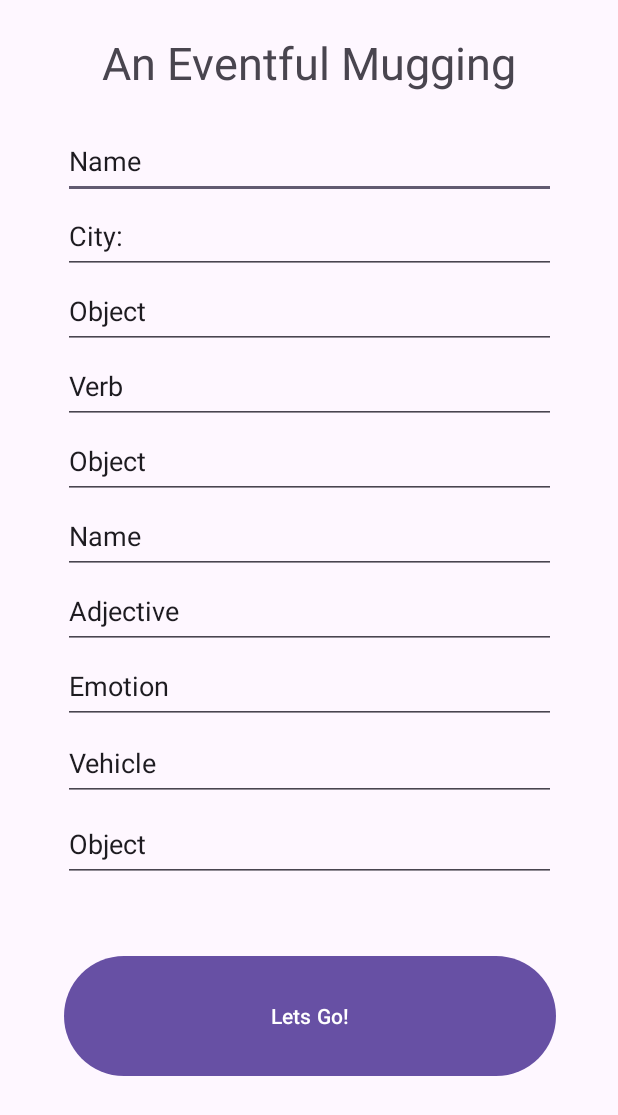
After one commit to ryantburke/PolytechnicMadLibs, an Android app: the MadLibMuggingActivity screen opened directly, with no data from a screen before it, on a phone screen of 412 x 824 dp. The commit adds this screen. Shown: the top 1115 px of the screen. Run offline under Robolectric (Android 15) with nearby library versions, the phone set to English and light mode, and no system bars; Roboto replaces fonts that are not available here.

Commit message:
initial commit

```diff
--- a/app/src/main/AndroidManifest.xml
+++ b/app/src/main/AndroidManifest.xml
@@ -47,6 +47,8 @@
         <activity android:name="com.poly.madlibs.MadLibBirthdayPartyDisplayActivity" />
         <activity android:name="com.poly.madlibs.MadLibJomandTerryActivity" />
         <activity android:name="com.poly.madlibs.MadLibJomandTerryDisplayActivity" />
+        <activity android:name="com.poly.madlibs.MadLibMuggingActivity" />
+        <activity android:name="com.poly.madlibs.MadLibMuggingDisplayActivity" />
 
         <meta-data
             android:name="preloaded_fonts"
--- a/app/src/main/java/com/poly/madlibs/ChooseMadlibsFragment.java
+++ b/app/src/main/java/com/poly/madlibs/ChooseMadlibsFragment.java
@@ -90,6 +90,7 @@ public class ChooseMadlibsFragment extends Fragment {
         madLibsList.add(new ModelMadLib("Fooding","Jovanni Trujillo", new MadLibFoodingActivity(), R.drawable.fooding_image));
         madLibsList.add(new ModelMadLib("The Birthday Party","Kevin Guzman", new MadLibBirthdayPartyActivity(), R.drawable.birthdayparty_image));
         madLibsList.add(new ModelMadLib("Steve's Dream","Steve Marquez", new MadLibStevesDreamActivity(), R.drawable.stevesdream_image));
+        madLibsList.add(new ModelMadLib("An Eventful Mugging","Jacob Congolino", new MadLibMuggingActivity(), R.drawable.mugging_image2));
 
         //set adapter
         MadLibs_RecyclerViewAdapter adapter = new MadLibs_RecyclerViewAdapter(context, madLibsList);
--- /dev/null
+++ b/app/src/main/java/com/poly/madlibs/MadLibMuggingActivity.java
@@ -0,0 +1,89 @@
+package com.poly.madlibs;
+
+import android.content.Intent;
+import android.os.Bundle;
+import android.view.View;
+import android.widget.Button;
+import android.widget.EditText;
+
+import androidx.appcompat.app.AppCompatActivity;
+
+public class MadLibMuggingActivity extends AppCompatActivity {
+
+
+    Button btnNextPage;
+    private EditText etName;
+
+    private EditText etCity;
+
+    private EditText etObject;
+
+    private EditText etVerb;
+
+    private EditText etObject2;
+
+    private EditText etName2;
+
+    private EditText etAdjective;
+
+    private EditText etEmotion;
+
+    private EditText etVehicle;
+
+    private EditText etObject3;
+
+
+
+
+    @Override
+    protected void onCreate(Bundle savedInstanceState){
+        super.onCreate(savedInstanceState);
+        setContentView(R.layout.madlib_mugging);
+
+        etName = findViewById(R.id.et_name);
+        etCity = findViewById(R.id.et_city);
+        etObject = findViewById(R.id.et_object);
+        etVerb = findViewById(R.id.et_verb);
+        etObject2 = findViewById(R.id.et_object2);
+        etName2 = findViewById(R.id.et_name2);
+        etAdjective = findViewById(R.id.et_adjective);
+        etEmotion = findViewById(R.id.et_emotion);
+        etVehicle = findViewById(R.id.et_vehicle);
+        etObject3 = findViewById(R.id.et_object3);
+
+
+
+        btnNextPage = findViewById(R.id.btn_nextpage);
+
+
+
+        Intent intentDisplay = new Intent(MadLibMuggingActivity.this, MadLibMuggingDisplayActivity.class);
+
+
+
+
+         btnNextPage.setOnClickListener(new View.OnClickListener() {
+            @Override
+            public void onClick(View v){
+                String story = "";
+                story += "\nOn a fateful day in " + etCity.getText() + " " + etName.getText() + " was walking down the street, when all of a sudden, " + etName2.getText() + " " + etVerb.getText();
+                story += "\ns out from the bushes with a " + etObject.getText() + ". Hand over the " + etObject2.getText() + " and nobody gets hurt. Hesitantly, " +  etName.getText() + " hands over their coveted ";
+                story += "\n" + etObject2.getText() + ". With " +  etName2.getText() +"'s new " + etObject2.getText() + " in hand, they attack " +  etName.getText() + "anyways. As they are blacking out they see ";
+                story += "\n" + etName2.getText() + "escaping in a " + etAdjective.getText() + " " + etVehicle.getText() + ". When " +  etName.getText() + "awakens, they are left " + etEmotion.getText();
+                story += "\nas they realize they had been left with only a " + etObject3.getText() + "to their name." + "\nThe End";
+
+
+
+
+                intentDisplay.putExtra("story",story);
+                startActivity(intentDisplay);
+
+
+            }
+
+
+        });
+
+
+    }
+}
--- /dev/null
+++ b/app/src/main/java/com/poly/madlibs/MadLibMuggingDisplayActivity.java
@@ -0,0 +1,29 @@
+package com.poly.madlibs;
+
+import android.annotation.SuppressLint;
+import android.content.Intent;
+import android.os.Bundle;
+import android.widget.TextView;
+
+import androidx.appcompat.app.AppCompatActivity;
+
+public class MadLibMuggingDisplayActivity extends AppCompatActivity {
+
+    private TextView tvStory;
+    @SuppressLint("MissingInflatedId")
+    @Override
+    protected void onCreate(Bundle savedInstanceState) {
+        super.onCreate(savedInstanceState);
+        setContentView(R.layout.madlib_mugging_display);
+
+        tvStory = findViewById(R.id.tv_story);
+
+        Intent intent = getIntent();
+
+        String story = intent.getStringExtra("story");
+
+        tvStory.setText(story);
+
+
+    }
+}
--- /dev/null
+++ b/app/src/main/res/layout/madlib_mugging.xml
@@ -0,0 +1,191 @@
+<?xml version="1.0" encoding="utf-8"?>
+<androidx.constraintlayout.widget.ConstraintLayout xmlns:android="http://schemas.android.com/apk/res/android"
+    xmlns:app="http://schemas.android.com/apk/res-auto"
+    xmlns:tools="http://schemas.android.com/tools"
+    android:layout_width="match_parent"
+    android:layout_height="match_parent"
+    tools:context=".MadLibMuggingActivity">
+
+    <androidx.constraintlayout.widget.Guideline
+        android:id="@+id/guideline2"
+        android:layout_width="wrap_content"
+        android:layout_height="wrap_content"
+        android:orientation="horizontal"
+        app:layout_constraintGuide_percent="0.93" />
+
+    <androidx.constraintlayout.widget.Guideline
+        android:id="@+id/guideline3"
+        android:layout_width="wrap_content"
+        android:layout_height="wrap_content"
+        android:orientation="horizontal"
+        app:layout_constraintGuide_percent="0.1" />
+
+    <androidx.constraintlayout.widget.Guideline
+        android:id="@+id/guideline4"
+        android:layout_width="wrap_content"
+        android:layout_height="wrap_content"
+        android:orientation="vertical"
+        app:layout_constraintGuide_percent="0.10218978" />
+
+    <androidx.constraintlayout.widget.Guideline
+        android:id="@+id/guideline5"
+        android:layout_width="wrap_content"
+        android:layout_height="wrap_content"
+        android:orientation="vertical"
+        app:layout_constraintGuide_percent="0.9" />
+
+    <LinearLayout
+        android:layout_width="0dp"
+        android:layout_height="0dp"
+        android:orientation="vertical"
+        app:layout_constraintBottom_toTopOf="@+id/guideline2"
+        app:layout_constraintEnd_toStartOf="@+id/guideline5"
+        app:layout_constraintHorizontal_bias="0.0"
+        app:layout_constraintStart_toStartOf="@+id/guideline4"
+        app:layout_constraintTop_toTopOf="@+id/guideline3"
+        app:layout_constraintVertical_bias="0.0">
+
+        <androidx.constraintlayout.widget.ConstraintLayout
+            android:layout_width="match_parent"
+            android:layout_height="match_parent">
+
+            <EditText
+                android:id="@+id/et_name"
+                android:layout_width="0dp"
+                android:layout_height="50dp"
+                android:ems="10"
+                android:inputType="text"
+                android:text="Name"
+
+                app:layout_constraintEnd_toEndOf="parent"
+                app:layout_constraintHorizontal_bias="0.0"
+                app:layout_constraintStart_toStartOf="parent"
+                app:layout_constraintTop_toTopOf="parent" />
+
+            <EditText
+                android:id="@+id/et_city"
+                android:layout_width="0dp"
+                android:layout_height="50dp"
+                android:ems="10"
+                android:inputType="text"
+                android:text="City:"
+                app:layout_constraintEnd_toEndOf="parent"
+                app:layout_constraintStart_toStartOf="parent"
+                app:layout_constraintTop_toBottomOf="@+id/et_name" />
+
+            <EditText
+                android:id="@+id/et_verb"
+                android:layout_width="0dp"
+                android:layout_height="50dp"
+                android:ems="10"
+                android:inputType="text"
+                android:text="Verb"
+                app:layout_constraintEnd_toEndOf="parent"
+                app:layout_constraintStart_toStartOf="parent"
+                app:layout_constraintTop_toBottomOf="@+id/et_object" />
+
+            <EditText
+                android:id="@+id/et_object2"
+                android:layout_width="0dp"
+                android:layout_height="50dp"
+                android:ems="10"
+                android:inputType="text"
+                android:text="Object"
+                app:layout_constraintEnd_toEndOf="parent"
+                app:layout_constraintStart_toStartOf="parent"
+                app:layout_constraintTop_toBottomOf="@+id/et_verb" />
+
+            <EditText
+                android:id="@+id/et_object"
+                android:layout_width="0dp"
+                android:layout_height="50dp"
+                android:ems="10"
+                android:inputType="text"
+                android:text="Object"
+                app:layout_constraintEnd_toEndOf="parent"
+                app:layout_constraintStart_toStartOf="parent"
+                app:layout_constraintTop_toBottomOf="@+id/et_city" />
+
+            <EditText
+                android:id="@+id/et_name2"
+                android:layout_width="0dp"
+                android:layout_height="50dp"
+                android:ems="10"
+                android:inputType="text"
+                android:text="Name"
+                app:layout_constraintEnd_toEndOf="parent"
+                app:layout_constraintStart_toStartOf="parent"
+                app:layout_constraintTop_toBottomOf="@+id/et_object2" />
+
+            <EditText
+                android:id="@+id/et_vehicle"
+                android:layout_width="0dp"
+                android:layout_height="50dp"
+                android:layout_marginTop="1dp"
+                android:ems="10"
+                android:inputType="text"
+                android:text="Vehicle"
+                app:layout_constraintEnd_toEndOf="parent"
+                app:layout_constraintStart_toStartOf="parent"
+                app:layout_constraintTop_toBottomOf="@+id/et_emotion" />
+
+            <EditText
+                android:id="@+id/et_adjective"
+                android:layout_width="0dp"
+                android:layout_height="50dp"
+                android:ems="10"
+                android:inputType="text"
+                android:text="Adjective"
+                app:layout_constraintEnd_toEndOf="parent"
+                app:layout_constraintStart_toStartOf="parent"
+                app:layout_constraintTop_toBottomOf="@+id/et_name2" />
+
+            <EditText
+                android:id="@+id/et_emotion"
+                android:layout_width="0dp"
+                android:layout_height="50dp"
+                android:ems="10"
+                android:inputType="text"
+                android:text="Emotion"
+                app:layout_constraintEnd_toEndOf="parent"
+                app:layout_constraintStart_toStartOf="parent"
+                app:layout_constraintTop_toBottomOf="@+id/et_adjective" />
+
+            <Button
+                android:id="@+id/btn_nextpage"
+                android:layout_width="328dp"
+                android:layout_height="88dp"
+                android:text="Lets Go!"
+                app:layout_constraintBottom_toBottomOf="parent"
+                app:layout_constraintEnd_toEndOf="parent"
+                app:layout_constraintHorizontal_bias="1.0"
+                app:layout_constraintStart_toStartOf="parent"
+                app:layout_constraintTop_toBottomOf="@+id/et_object3" />
+
+            <EditText
+                android:id="@+id/et_object3"
+                android:layout_width="0dp"
+                android:layout_height="50dp"
+                android:layout_marginTop="4dp"
+                android:ems="10"
+                android:inputType="text"
+                android:text="Object"
+                app:layout_constraintEnd_toEndOf="parent"
+                app:layout_constraintStart_toStartOf="parent"
+                app:layout_constraintTop_toBottomOf="@+id/et_vehicle" />
+
+        </androidx.constraintlayout.widget.ConstraintLayout>
+    </LinearLayout>
+
+    <TextView
+        android:id="@+id/textView7"
+        android:layout_width="wrap_content"
+        android:layout_height="wrap_content"
+        android:text="An Eventful Mugging"
+        android:textSize="30sp"
+        app:layout_constraintBottom_toTopOf="@+id/guideline3"
+        app:layout_constraintEnd_toStartOf="@+id/guideline5"
+        app:layout_constraintStart_toStartOf="@+id/guideline4"
+        app:layout_constraintTop_toTopOf="parent" />
+
+</androidx.constraintlayout.widget.ConstraintLayout>
--- /dev/null
+++ b/app/src/main/res/layout/madlib_mugging_display.xml
@@ -0,0 +1,37 @@
+<?xml version="1.0" encoding="utf-8"?>
+<androidx.constraintlayout.widget.ConstraintLayout xmlns:android="http://schemas.android.com/apk/res/android"
+    xmlns:app="http://schemas.android.com/apk/res-auto"
+    xmlns:tools="http://schemas.android.com/tools"
+    android:layout_width="match_parent"
+    android:layout_height="match_parent"
+    tools:context=".MadLibMuggingDisplayActivity">
+
+    <EditText
+        android:id="@+id/tv_story"
+        android:layout_width="1461dp"
+        android:layout_height="1381dp"
+        android:ems="10"
+        android:inputType="text"
+        android:text=""
+        android:textSize="65sp"
+        app:layout_constraintBottom_toBottomOf="parent"
+        app:layout_constraintEnd_toEndOf="parent"
+        app:layout_constraintStart_toStartOf="parent" />
+
+    <ImageView
+        android:id="@+id/imageView5"
+        android:layout_width="wrap_content"
+        android:layout_height="wrap_content"
+        app:srcCompat="@drawable/mugging_image"
+        tools:layout_editor_absoluteX="659dp"
+        tools:layout_editor_absoluteY="16dp" />
+
+    <ImageView
+        android:id="@+id/imageView6"
+        android:layout_width="683dp"
+        android:layout_height="1112dp"
+        app:srcCompat="@drawable/mugging_image2"
+        tools:layout_editor_absoluteX="-13dp"
+        tools:layout_editor_absoluteY="-72dp" />
+
+</androidx.constraintlayout.widget.ConstraintLayout>
```
Also changed, not shown: app/src/main/res/drawable/mugging_image.png (added), app/src/main/res/drawable/mugging_image2.png (added).
